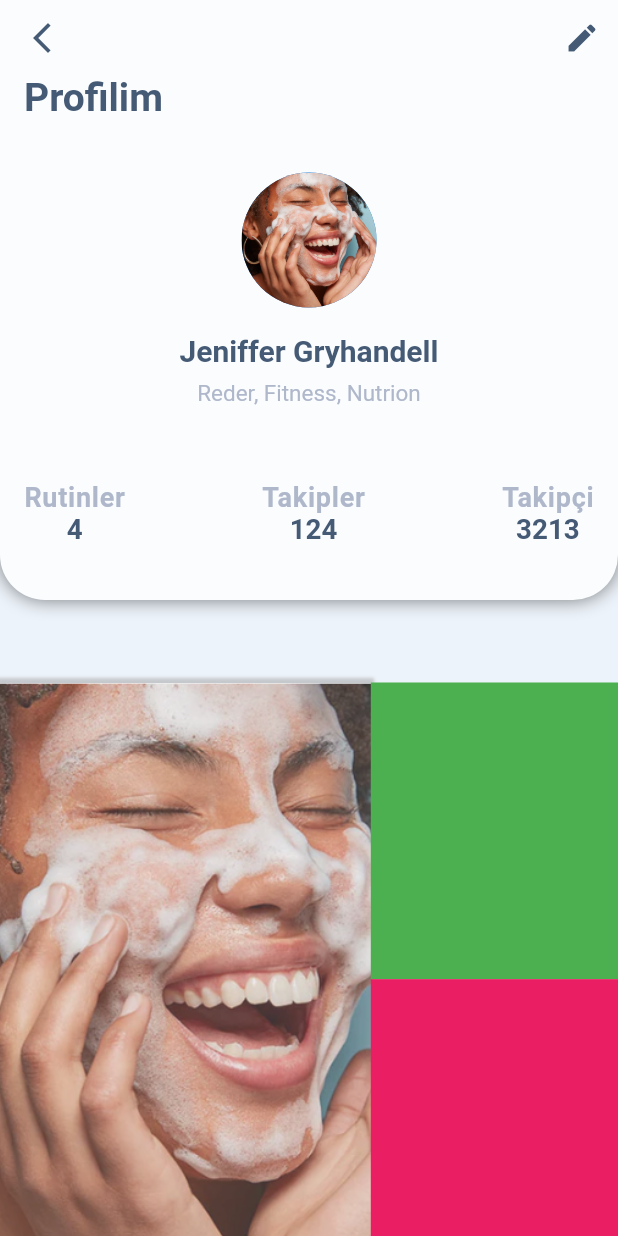
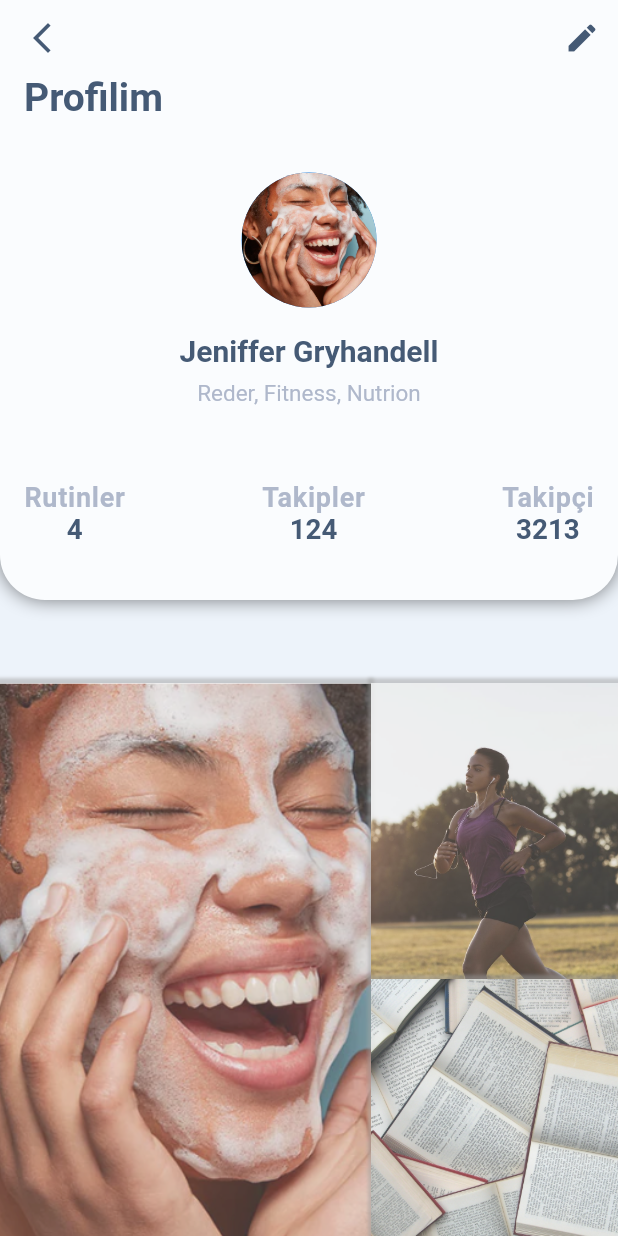
Before and after one commit to 404ibra/diarymedia, a Flutter app: the ProfilePage screen opened directly, on a phone screen of 412 x 824 dp. Run offline on Flutter 3.47's test engine with Material 2 defaults, Android fonts, the phone set to English and light mode, and no system bars; our stand-ins replace calendar_date_picker2, cloud_firestore, easy_localization, firebase_auth, firebase_core, get and 1 more; accounts and stored records are empty.

Commit message:
some ui updates

```diff
--- a/lib/views/profile_page.dart
+++ b/lib/views/profile_page.dart
@@ -75,13 +75,37 @@ class ProfilePage extends StatelessWidget {
                         Container(
                           height: size.height * 0.240,
                           width: size.width * 0.4,
-                          color: Colors.green,
+                          decoration: BoxDecoration(
+                              boxShadow: [
+                                BoxShadow(
+                                    color: Colors.grey.withOpacity(0.5),
+                                    spreadRadius: 2,
+                                    blurRadius: 1,
+                                    offset: Offset(0, -1))
+                              ],
+                              image: const DecorationImage(
+                                  opacity: 0.75,
+                                  fit: BoxFit.cover,
+                                  image: AssetImage(
+                                      "assets/images/fitness_img.jpeg"))),
                         ),
                         Container(
                           height: size.height * 0.240,
                           width: size.width * 0.4,
-                          color: Colors.pink,
-                        )
+                          decoration: BoxDecoration(
+                              boxShadow: [
+                                BoxShadow(
+                                    color: Colors.grey.withOpacity(0.5),
+                                    spreadRadius: 2,
+                                    blurRadius: 1,
+                                    offset: Offset(0, -1))
+                              ],
+                              image: const DecorationImage(
+                                  opacity: 0.75,
+                                  fit: BoxFit.cover,
+                                  image: AssetImage(
+                                      "assets/images/books_img.jpeg"))),
+                        ),
                       ],
                     ),
                   ],
@@ -89,13 +113,23 @@ class ProfilePage extends StatelessWidget {
                 Container(
                   height: size.height * 0.240,
                   width: size.width,
-                  color: Colors.orangeAccent,
+                  decoration: const BoxDecoration(
+                      image: DecorationImage(
+                          opacity: 0.75,
+                          fit: BoxFit.cover,
+                          image:
+                              AssetImage("assets/images/education_img.jpeg"))),
                 ),
                 Container(
                   height: size.height * 0.240,
                   width: size.width,
-                  color: Colors.blueGrey,
-                )
+                  decoration: const BoxDecoration(
+                      image: DecorationImage(
+                          opacity: 0.75,
+                          fit: BoxFit.cover,
+                          image:
+                              AssetImage("assets/images/education_img.jpeg"))),
+                ),
               ],
             ),
           ),
```
